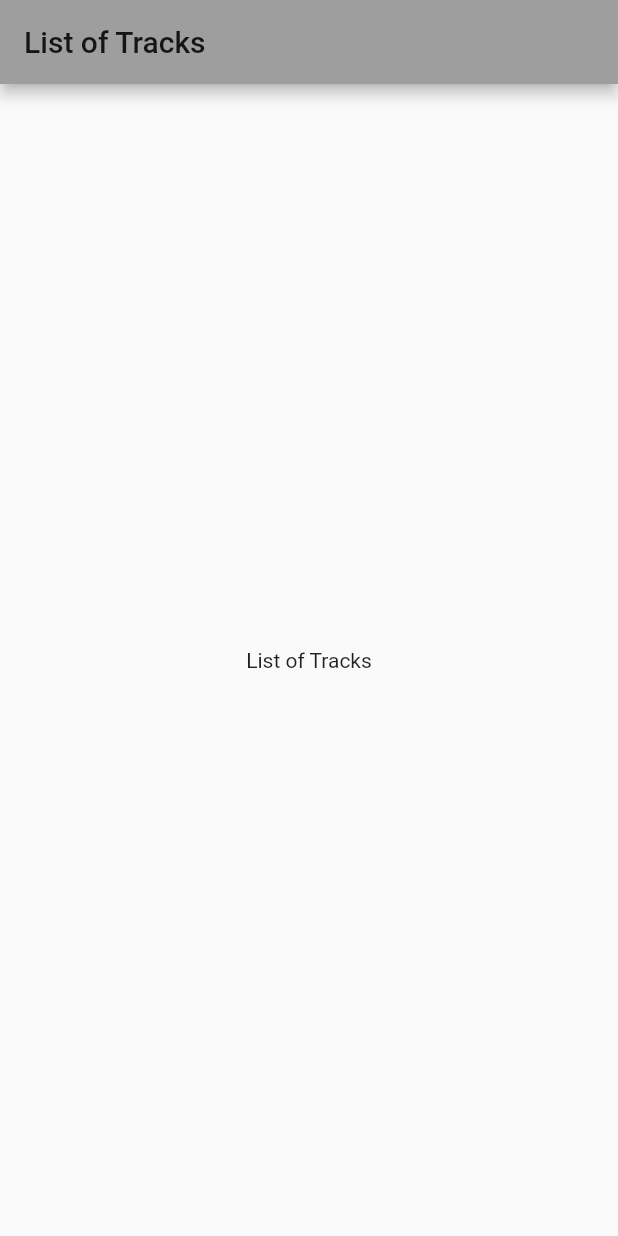
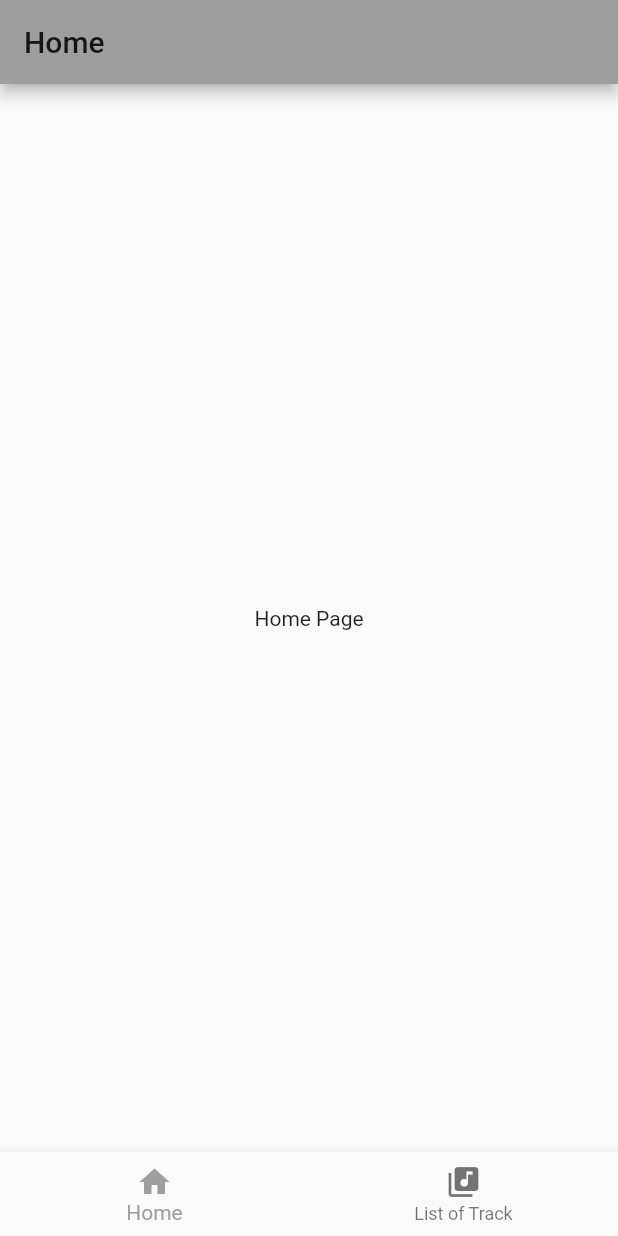
Before and after one commit to ogata-k/track_list, a Flutter app: the screen it shows after launch, on a phone screen of 412 x 824 dp. Run offline on Flutter 3.47's test engine with Material 2 defaults, Android fonts, the phone set to English and light mode, and no system bars.

```diff
--- a/lib/enum/tab_name.dart
+++ /dev/null
@@ -1,35 +0,0 @@
-const String DEFAULT_TITLE = "List of Tracks";
-const String HOME_SCREEN = "Home";
-const String TRACK_LIST_SCREEN = "Track List";
-
-// name enum of tabs
-enum TabName {
-  HomeScreen,
-  TrackListScreen,
-}
-
-// convert from TabName to String
-String tabNameToString(TabName name) {
-  switch (name) {
-    case TabName.HomeScreen:
-      return HOME_SCREEN;
-      break;
-    case TabName.TrackListScreen:
-      return TRACK_LIST_SCREEN;
-      break;
-    default:
-      return DEFAULT_TITLE;
-  }
-}
-
-// convert to String from TabName
-TabName tabNameFromString(String name) {
-  switch (name) {
-    case HOME_SCREEN:
-      return TabName.HomeScreen;
-    case TRACK_LIST_SCREEN:
-      return TabName.TrackListScreen;
-    default:
-      return TabName.HomeScreen;
-  }
-}
--- a/lib/model/track.dart
+++ b/lib/model/track.dart
@@ -1,4 +1,6 @@
 // コンテンツプロバイダに保存されている音楽データ1つのモデルクラス
+import 'package:flutter/cupertino.dart';
+
 class Track {
   // track if
   final int id;
@@ -19,6 +21,14 @@ class Track {
   // track number of this album
   final int trackNo;
 
-  Track({this.id, this.albumId, this.artistId, this.path, this.title,
-      this.artist, this.uri, this.duration, this.trackNo});
+  Track(
+      {@required this.id,
+      @required this.albumId,
+      @required this.artistId,
+      @required this.path,
+      @required this.title,
+      @required this.artist,
+      @required this.uri,
+      @required this.duration,
+      @required this.trackNo});
 }
--- /dev/null
+++ b/lib/pages/home/home.dart
@@ -0,0 +1,25 @@
+import 'package:flutter/cupertino.dart';
+import 'package:flutter/material.dart';
+import 'package:track_list/widget/navigation.dart';
+
+class Home extends StatefulWidget {
+  @override
+  _HomeState createState() => new _HomeState();
+}
+
+class _HomeState extends State<Home> {
+  @override
+  Widget build(BuildContext context) {
+    return Scaffold(
+      appBar: AppBar(title: Text('Home')),
+      body: _buildBody(),
+      bottomNavigationBar: NavigatorBarBuilder(index: 0).create(context),
+    );
+  }
+
+  Widget _buildBody() {
+    return Center(
+      child: Text('Home Page'),
+    );
+  }
+}
--- a/lib/track_list.dart
+++ b/lib/track_list.dart
@@ -1,39 +1,21 @@
 import 'package:flutter/material.dart';
-import 'enum/tab_name.dart';
+import 'package:track_list/pages/home/home.dart';
+import 'package:track_list/pages/track/index.dart';
 
 class TrackListApp extends StatelessWidget {
   // This widget is the root of your application.
   @override
   Widget build(BuildContext context) {
     return MaterialApp(
-      title: DEFAULT_TITLE,
+      title: 'List of Tracks',
       theme: ThemeData(
         primarySwatch: Colors.grey,
       ),
-      home: TrackTabs(),
+      initialRoute: '/',
+      routes: {
+        '/': (context) => Home(),
+        '/track': (context) => Index(),
+      },
     );
   }
 }
-
-class TrackTabs extends StatefulWidget {
-  @override
-  _TrackTabsState createState() => _TrackTabsState();
-}
-
-class _TrackTabsState extends State<TrackTabs> {
-
-  final List<Tab> tabs = <Tab>[
-    Tab(text: tabNameToString(TabName.HomeScreen)),
-    Tab(text: tabNameToString(TabName.TrackListScreen)),
-  ];
-
-  @override
-  Widget build(BuildContext context) {
-    return Scaffold(
-      appBar: AppBar(
-        title: Text(DEFAULT_TITLE),
-        ),
-      body: Center(child: Text(DEFAULT_TITLE)),
-    );
-  }
-}
--- /dev/null
+++ b/lib/widget/navigation.dart
@@ -0,0 +1,42 @@
+import 'package:flutter/material.dart';
+
+class NavigatorBarBuilder {
+  final int index;
+
+  NavigatorBarBuilder({Key key, this.index});
+
+  static const _items = <BottomNavigationBarItem>[
+    BottomNavigationBarItem(
+      title: Text('Home'),
+      icon: Icon(Icons.home),
+    ),
+    BottomNavigationBarItem(
+        title: Text('List of Track'), icon: Icon(Icons.library_music))
+  ];
+
+  BottomNavigationBar create(BuildContext context) {
+    return BottomNavigationBar(
+      currentIndex: this.index,
+      items: _items,
+      onTap: (int index) {
+        if (this.index == index) {
+          return;
+        }
+        switch (index) {
+          case 0:
+            Navigator.pushNamed(
+              context,
+              '/',
+            );
+            break;
+          case 1:
+            Navigator.pushNamed(
+              context,
+              '/track',
+            );
+            break;
+        }
+      },
+    );
+  }
+}
```
Also changed, not shown: lib/pages/track/index.dart (added, +38 -0 lines).
